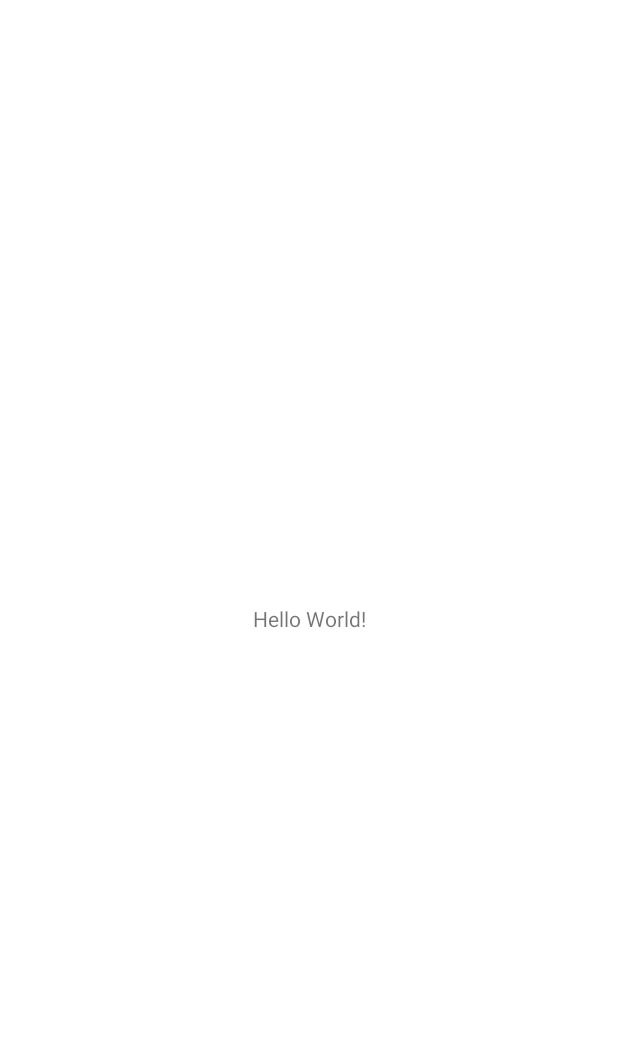
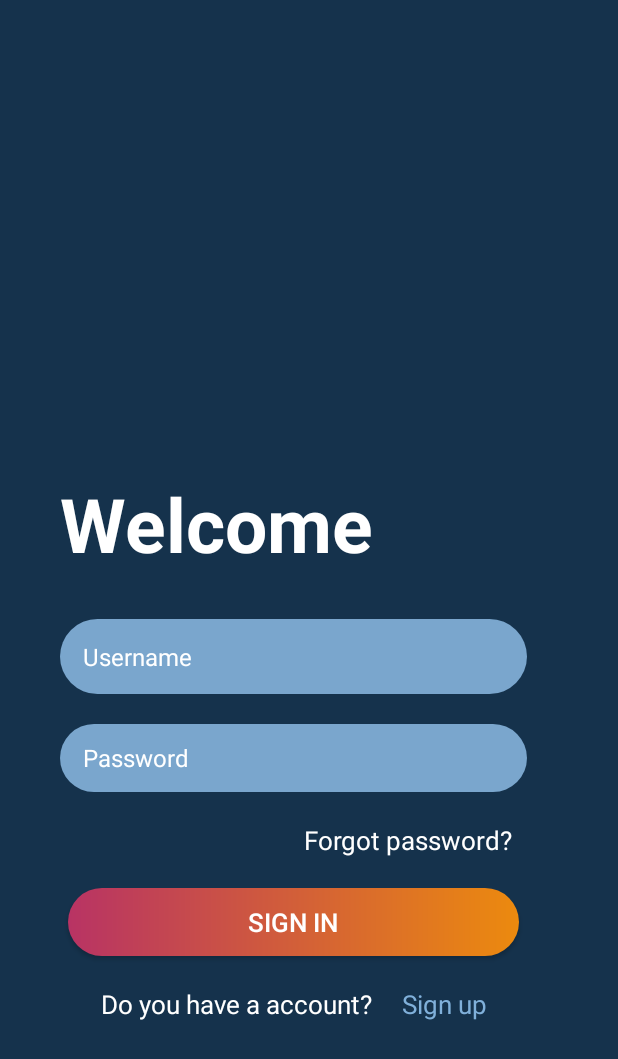
Before and after one commit to mustafaunlu0/MovieApp, an Android app: the screen it shows after launch (MainActivity before the commit, LoginActivity after it), on a phone screen of 412 x 824 dp. Before the commit the part shown is almost empty. Shown: the top 1059 px of the screen. Run offline under Robolectric (Android 15) with nearby library versions, the phone set to English and light mode, and no system bars; our stand-ins replace Dagger/Hilt's generated code.

Commit message:
Login Activity designed and completed(without null controls).

```diff
--- a/app/build.gradle
+++ b/app/build.gradle
@@ -47,6 +47,8 @@ dependencies {
     implementation 'androidx.appcompat:appcompat:1.5.1'
     implementation 'com.google.android.material:material:1.6.1'
     implementation 'androidx.constraintlayout:constraintlayout:2.1.4'
+    implementation 'androidx.navigation:navigation-fragment-ktx:2.5.2'
+    implementation 'androidx.navigation:navigation-ui-ktx:2.5.2'
     testImplementation 'junit:junit:4.13.2'
     androidTestImplementation 'androidx.test.ext:junit:1.1.3'
     androidTestImplementation 'androidx.test.espresso:espresso-core:3.4.0'
--- /dev/null
+++ b/app/src/main/java/com/mustafaunlu/movieapp/ui/activities/LoginActivity.kt
@@ -0,0 +1,36 @@
+package com.mustafaunlu.movieapp.ui.activities
+
+import androidx.appcompat.app.AppCompatActivity
+import android.os.Bundle
+import android.view.View
+import android.view.ViewTreeObserver
+import androidx.core.splashscreen.SplashScreen.Companion.installSplashScreen
+import com.mustafaunlu.movieapp.R
+import dagger.hilt.android.AndroidEntryPoint
+
+@AndroidEntryPoint
+class LoginActivity : AppCompatActivity() {
+    override fun onCreate(savedInstanceState: Bundle?) {
+        val splashScreen =installSplashScreen()
+        super.onCreate(savedInstanceState)
+        setContentView(R.layout.activity_login)
+        val content : View =findViewById(android.R.id.content)
+        content.viewTreeObserver.addOnDrawListener {
+            object  : ViewTreeObserver.OnPreDrawListener{
+
+                override fun onPreDraw(): Boolean {
+                    //ViewModel ready will add
+                    return if(true){
+                        content.viewTreeObserver.removeOnPreDrawListener(this)
+                        true
+                    }else{
+                        false
+
+                    }
+                }
+
+
+            }
+        }
+    }
+}
--- /dev/null
+++ b/app/src/main/java/com/mustafaunlu/movieapp/ui/fragments/login/LoginFragment.kt
@@ -0,0 +1,49 @@
+package com.mustafaunlu.movieapp.ui.fragments.login
+
+import android.content.Intent
+import android.os.Bundle
+import androidx.fragment.app.Fragment
+import android.view.LayoutInflater
+import android.view.View
+import android.view.ViewGroup
+import androidx.navigation.fragment.findNavController
+import com.mustafaunlu.movieapp.R
+import com.mustafaunlu.movieapp.databinding.FragmentLoginBinding
+import com.mustafaunlu.movieapp.ui.activities.LoginActivity
+import com.mustafaunlu.movieapp.ui.activities.MainActivity
+import dagger.hilt.android.AndroidEntryPoint
+
+@AndroidEntryPoint
+class LoginFragment : Fragment() {
+
+    private var binding : FragmentLoginBinding? = null
+    override fun onCreate(savedInstanceState: Bundle?) {
+        super.onCreate(savedInstanceState)
+
+    }
+
+    override fun onCreateView(
+        inflater: LayoutInflater, container: ViewGroup?,
+        savedInstanceState: Bundle?
+    ): View? {
+        // Inflate the layout for this fragment
+        binding=FragmentLoginBinding.inflate(inflater,container,false)
+        return binding?.root;
+    }
+
+    override fun onViewCreated(view: View, savedInstanceState: Bundle?) {
+        super.onViewCreated(view, savedInstanceState)
+
+        binding?.signInButton?.setOnClickListener {
+            val intent=Intent(view.context,MainActivity::class.java);
+            startActivity(intent);
+        }
+        binding?.newTextView?.setOnClickListener {
+            findNavController().navigate(R.id.action_loginFragment_to_signUpFragment)
+        }
+
+
+    }
+
+
+}
--- /dev/null
+++ b/app/src/main/res/drawable/background_input.xml
@@ -0,0 +1,7 @@
+<?xml version="1.0" encoding="utf-8"?>
+<shape xmlns:android="http://schemas.android.com/apk/res/android" android:shape="rectangle">
+
+    <solid android:color="#7AA6CD"/>
+    <corners android:radius="50dp"/>
+
+</shape>
--- /dev/null
+++ b/app/src/main/res/drawable/button_background.xml
@@ -0,0 +1,10 @@
+<?xml version="1.0" encoding="utf-8"?>
+<shape xmlns:android="http://schemas.android.com/apk/res/android"
+    android:shape="rectangle"
+    >
+    <gradient android:angle="0"
+        android:endColor="#EC8A0E"
+        android:startColor="#B83364"
+        />
+        <corners android:radius="50dp"/>
+</shape>
--- /dev/null
+++ b/app/src/main/res/layout/activity_login.xml
@@ -0,0 +1,20 @@
+<?xml version="1.0" encoding="utf-8"?>
+<FrameLayout xmlns:android="http://schemas.android.com/apk/res/android"
+    xmlns:app="http://schemas.android.com/apk/res-auto"
+    xmlns:tools="http://schemas.android.com/tools"
+    android:layout_width="match_parent"
+    android:layout_height="match_parent"
+    tools:context=".ui.activities.LoginActivity"
+    android:background="@color/appColor"
+    >
+
+    <androidx.fragment.app.FragmentContainerView
+        android:id="@+id/fragmentContainerView"
+        android:name="androidx.navigation.fragment.NavHostFragment"
+        android:layout_width="391dp"
+        android:layout_height="711dp"
+        app:defaultNavHost="true"
+        app:navGraph="@navigation/login_nav"
+        tools:layout_editor_absoluteX="1dp"
+        tools:layout_editor_absoluteY="1dp" />
+</FrameLayout>
--- a/app/src/main/res/layout/activity_main.xml
+++ b/app/src/main/res/layout/activity_main.xml
@@ -4,7 +4,9 @@
     xmlns:tools="http://schemas.android.com/tools"
     android:layout_width="match_parent"
     android:layout_height="match_parent"
-    tools:context=".ui.activities.MainActivity">
+    tools:context=".ui.activities.MainActivity"
+    android:background="@color/appColor"
+    >
 
     <TextView
         android:layout_width="wrap_content"
--- /dev/null
+++ b/app/src/main/res/layout/fragment_login.xml
@@ -0,0 +1,121 @@
+<?xml version="1.0" encoding="utf-8"?>
+<androidx.constraintlayout.widget.ConstraintLayout xmlns:android="http://schemas.android.com/apk/res/android"
+    xmlns:tools="http://schemas.android.com/tools"
+    android:layout_width="match_parent"
+    android:layout_height="match_parent"
+    xmlns:app="http://schemas.android.com/apk/res-auto"
+    tools:context=".ui.fragments.login.LoginFragment"
+    android:background="@color/appColor">
+
+    <LinearLayout
+        android:id="@+id/suLayout"
+        android:layout_width="match_parent"
+        android:layout_height="wrap_content"
+        android:orientation="horizontal"
+        app:layout_constraintBottom_toBottomOf="parent"
+        app:layout_constraintStart_toStartOf="parent"
+        android:layout_marginBottom="30dp"
+        android:gravity="center"
+        >
+        <TextView
+            android:id="@+id/acTextView"
+            android:layout_width="wrap_content"
+            android:layout_height="wrap_content"
+            android:textSize="17sp"
+            android:textColor="@color/white"
+            android:text="Do you have a account?"
+            android:textAlignment="center"/>
+        <TextView
+            android:id="@+id/newTextView"
+            android:layout_width="wrap_content"
+            android:layout_height="wrap_content"
+            android:textSize="17sp"
+            android:textAlignment="center"
+            android:textColor="#80B0DA"
+            android:paddingLeft="20dp"
+            android:text="Sign up"/>
+
+    </LinearLayout>
+    <androidx.appcompat.widget.AppCompatButton
+        android:id="@+id/signInButton"
+        android:layout_width="match_parent"
+        android:layout_height="45dp"
+        android:background="@drawable/button_background"
+        android:layout_marginStart="45dp"
+        android:layout_marginBottom="20dp"
+        android:layout_marginEnd="45dp"
+        app:layout_constraintBottom_toTopOf="@id/suLayout"
+        android:textColor="@color/white"
+        android:textSize="17sp"
+        android:text="SIGN IN"/>
+    <TextView
+        android:id="@+id/forgotPasswordTextView"
+        android:layout_width="match_parent"
+        android:layout_height="wrap_content"
+        android:textSize="17sp"
+        android:textColor="@color/white"
+        android:text="Forgot password?"
+        app:layout_constraintStart_toStartOf="parent"
+        app:layout_constraintBottom_toTopOf="@id/signInButton"
+        app:layout_constraintRight_toRightOf="@id/signInButton"
+        android:gravity="right"
+        android:layout_marginBottom="20dp"
+        android:layout_marginRight="50dp"
+        />
+    <EditText
+        android:id="@+id/passwordEditText"
+        android:layout_width="match_parent"
+        android:layout_height="45dp"
+        android:layout_marginStart="40dp"
+        android:layout_marginEnd="40dp"
+        android:layout_marginBottom="20dp"
+        android:background="@drawable/background_input"
+        android:hint="Password"
+        android:imeOptions="actionDone"
+        android:importantForAutofill="no"
+        android:inputType="textPassword"
+        android:paddingStart="15dp"
+        android:paddingEnd="15dp"
+        android:textColor="@color/white"
+        android:textColorHint="@color/white"
+        android:textSize="16sp"
+        app:layout_constraintBottom_toTopOf="@id/forgotPasswordTextView"/>
+    <EditText
+        android:id="@+id/usernameEditText"
+        android:layout_width="match_parent"
+        android:layout_height="50dp"
+        android:layout_marginStart="40dp"
+        android:layout_marginEnd="40dp"
+        android:layout_marginBottom="20dp"
+        android:background="@drawable/background_input"
+        android:hint="Username"
+        android:imeOptions="actionNext"
+        android:importantForAutofill="no"
+        android:inputType="text"
+        android:paddingStart="15dp"
+        android:paddingEnd="15dp"
+        android:textColor="@color/white"
+        android:textColorHint="@color/white"
+        android:textSize="16sp"
+        app:layout_constraintBottom_toTopOf="@id/passwordEditText"/>
+    <TextView
+        android:id="@+id/welcomeTextView"
+        android:layout_width="match_parent"
+        android:layout_height="wrap_content"
+        android:layout_marginStart="40dp"
+        android:layout_marginEnd="40dp"
+        android:text="Welcome"
+        android:textSize="50sp"
+        android:textColor="@color/white"
+        android:textStyle="bold"
+        android:layout_marginBottom="30dp"
+        app:layout_constraintBottom_toTopOf="@id/usernameEditText"/>
+
+
+
+
+
+
+
+
+</androidx.constraintlayout.widget.ConstraintLayout>
--- /dev/null
+++ b/app/src/main/res/navigation/login_nav.xml
@@ -0,0 +1,22 @@
+<?xml version="1.0" encoding="utf-8"?>
+<navigation xmlns:android="http://schemas.android.com/apk/res/android"
+    xmlns:app="http://schemas.android.com/apk/res-auto"
+    xmlns:tools="http://schemas.android.com/tools"
+    android:id="@+id/login_nav"
+    app:startDestination="@id/loginFragment">
+
+    <fragment
+        android:id="@+id/loginFragment"
+        android:name="com.mustafaunlu.movieapp.ui.fragments.login.LoginFragment"
+        android:label="fragment_login"
+        tools:layout="@layout/fragment_login" >
+        <action
+            android:id="@+id/action_loginFragment_to_signUpFragment"
+            app:destination="@id/signUpFragment" />
+    </fragment>
+    <fragment
+        android:id="@+id/signUpFragment"
+        android:name="com.mustafaunlu.movieapp.ui.fragments.login.SignUpFragment"
+        android:label="fragment_sign_up"
+        tools:layout="@layout/fragment_sign_up" />
+</navigation>
--- a/app/src/main/res/values-night/themes.xml
+++ b/app/src/main/res/values-night/themes.xml
@@ -1,6 +1,6 @@
 <resources xmlns:tools="http://schemas.android.com/tools">
     <!-- Base application theme. -->
-    <style name="Theme.MovieApp" parent="Theme.MaterialComponents.DayNight.DarkActionBar">
+    <style name="Theme.MovieApp" parent="Theme.MaterialComponents.DayNight.NoActionBar">
         <!-- Primary brand color. -->
         <item name="colorPrimary">@color/purple_200</item>
         <item name="colorPrimaryVariant">@color/purple_700</item>
--- a/app/src/main/res/values/colors.xml
+++ b/app/src/main/res/values/colors.xml
@@ -7,4 +7,5 @@
     <color name="teal_700">#FF018786</color>
     <color name="black">#FF000000</color>
     <color name="white">#FFFFFFFF</color>
+    <color name="appColor">#15324C</color>
 </resources>
--- a/app/src/main/res/values/strings.xml
+++ b/app/src/main/res/values/strings.xml
@@ -1,3 +1,5 @@
 <resources>
     <string name="app_name">MovieApp</string>
+    <!-- TODO: Remove or change this placeholder text -->
+    <string name="hello_blank_fragment">Hello blank fragment</string>
 </resources>
--- a/app/src/main/res/values/themes.xml
+++ b/app/src/main/res/values/themes.xml
@@ -4,7 +4,7 @@
         <!-- Primary brand color. -->
         <item name="colorPrimary">@color/purple_500</item>
         <item name="colorPrimaryVariant">#1E88E5</item>
-        <item name="colorOnPrimary">@color/white</item>
+        <item name="colorOnPrimary">@color/purple_500</item>
         <!-- Secondary brand color. -->
         <item name="colorSecondary">@color/teal_200</item>
         <item name="colorSecondaryVariant">@color/teal_700</item>
@@ -27,4 +27,8 @@
         <!-- Required -->
         <item name="postSplashScreenTheme">@style/Theme.MovieApp</item>
     </style>
+    <style name="roundedImageViewRounded">
+        <item name="cornerFamily">rounded</item>
+        <item name="cornerSize">50%</item>
+    </style>
 </resources>
```
Also changed, not shown: app/src/main/AndroidManifest.xml (+9 -2 lines), app/src/main/java/com/mustafaunlu/movieapp/ui/activities/MainActivity.kt (+0 -21 lines), app/src/main/java/com/mustafaunlu/movieapp/ui/fragments/intro/IntroFragment.kt (added, +29 -0 lines), app/src/main/java/com/mustafaunlu/movieapp/ui/fragments/login/SignUpFragment.kt (added, +41 -0 lines), app/src/main/res/layout/fragment_intro.xml (added, +8 -0 lines), app/src/main/res/layout/fragment_sign_up.xml (added, +128 -0 lines), app/src/main/res/drawable/profile2.jpg (added).
